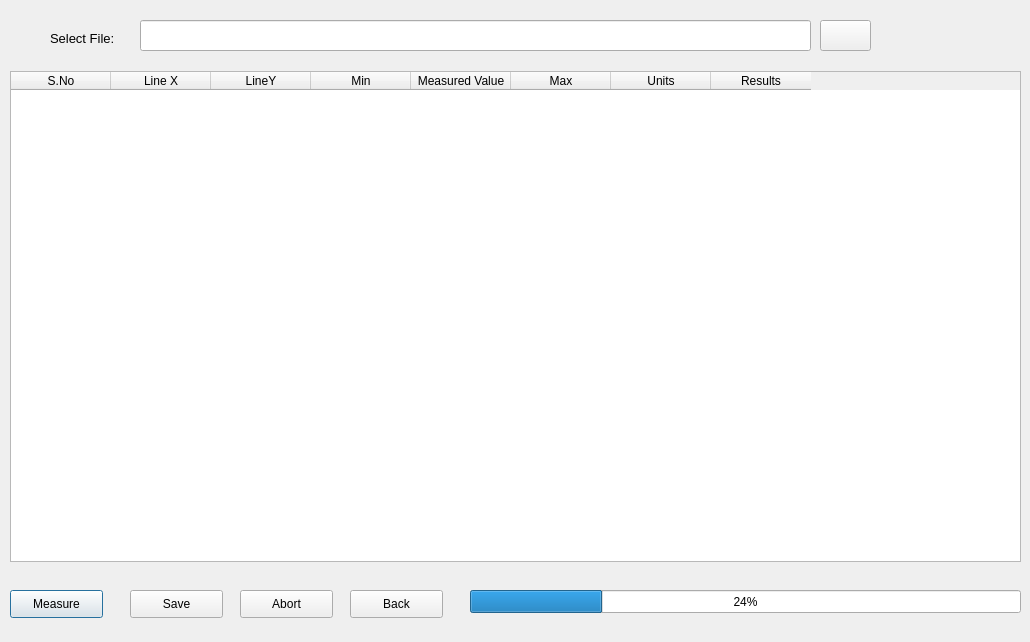
Above: Browse_Test.ui from BhaskarBurugu/Cable_Harness_Tester before the change. Below: the same form after it.
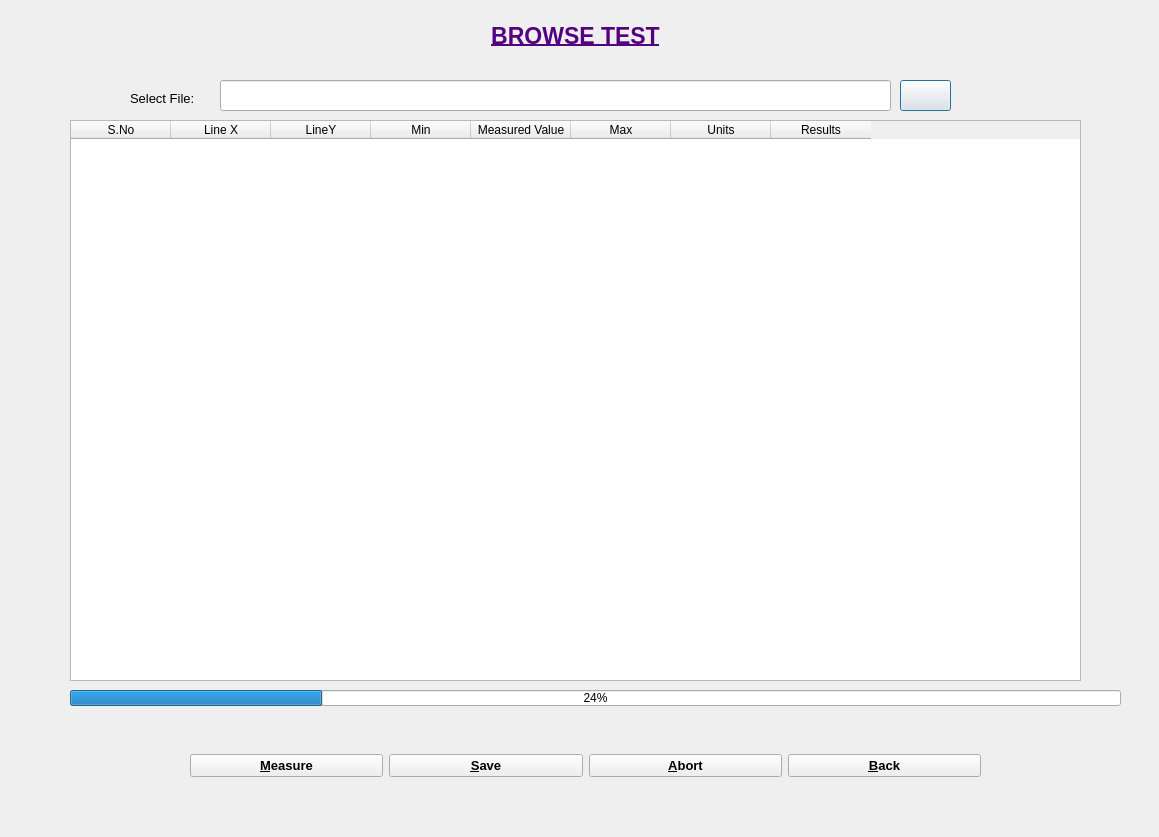
That is the form after the change. Icons and pictures are not drawn.

Commit message: Pin to Pin Self test with loopback

```diff
--- a/Browse_Test.ui
+++ b/Browse_Test.ui
@@ -6,8 +6,8 @@
    <rect>
     <x>0</x>
     <y>0</y>
-    <width>1030</width>
-    <height>642</height>
+    <width>1159</width>
+    <height>837</height>
    </rect>
   </property>
   <property name="windowTitle">
@@ -16,10 +16,10 @@
   <widget class="QTableWidget" name="tableWidget">
    <property name="geometry">
     <rect>
-     <x>10</x>
-     <y>71</y>
+     <x>70</x>
+     <y>120</y>
      <width>1011</width>
-     <height>491</height>
+     <height>561</height>
     </rect>
    </property>
    <column>
@@ -63,65 +63,13 @@
     </property>
    </column>
   </widget>
-  <widget class="QPushButton" name="pushButton_Measure">
-   <property name="geometry">
-    <rect>
-     <x>10</x>
-     <y>590</y>
-     <width>93</width>
-     <height>28</height>
-    </rect>
-   </property>
-   <property name="text">
-    <string>Measure</string>
-   </property>
-  </widget>
-  <widget class="QPushButton" name="pushButton_Save">
-   <property name="geometry">
-    <rect>
-     <x>130</x>
-     <y>590</y>
-     <width>93</width>
-     <height>28</height>
-    </rect>
-   </property>
-   <property name="text">
-    <string>Save</string>
-   </property>
-  </widget>
-  <widget class="QPushButton" name="pushButton_Abort">
-   <property name="geometry">
-    <rect>
-     <x>240</x>
-     <y>590</y>
-     <width>93</width>
-     <height>28</height>
-    </rect>
-   </property>
-   <property name="text">
-    <string>Abort</string>
-   </property>
-  </widget>
-  <widget class="QPushButton" name="pushButton_Back">
-   <property name="geometry">
-    <rect>
-     <x>350</x>
-     <y>590</y>
-     <width>93</width>
-     <height>28</height>
-    </rect>
-   </property>
-   <property name="text">
-    <string>Back</string>
-   </property>
-  </widget>
   <widget class="QProgressBar" name="progressBar">
    <property name="geometry">
     <rect>
-     <x>470</x>
-     <y>590</y>
-     <width>551</width>
-     <height>23</height>
+     <x>70</x>
+     <y>690</y>
+     <width>1051</width>
+     <height>16</height>
     </rect>
    </property>
    <property name="value">
@@ -131,8 +79,8 @@
   <widget class="QLabel" name="label_SFP">
    <property name="geometry">
     <rect>
-     <x>50</x>
-     <y>30</y>
+     <x>130</x>
+     <y>90</y>
      <width>111</width>
      <height>16</height>
     </rect>
@@ -149,8 +97,8 @@
   <widget class="QLineEdit" name="lineEdit">
    <property name="geometry">
     <rect>
-     <x>140</x>
-     <y>20</y>
+     <x>220</x>
+     <y>80</y>
      <width>671</width>
      <height>31</height>
     </rect>
@@ -162,8 +110,8 @@
   <widget class="QPushButton" name="pushButton_Browse">
    <property name="geometry">
     <rect>
-     <x>820</x>
-     <y>20</y>
+     <x>900</x>
+     <y>80</y>
      <width>51</width>
      <height>31</height>
     </rect>
@@ -185,6 +133,110 @@
     <bool>false</bool>
    </property>
   </widget>
+  <widget class="QWidget" name="horizontalLayoutWidget">
+   <property name="geometry">
+    <rect>
+     <x>70</x>
+     <y>10</y>
+     <width>1011</width>
+     <height>51</height>
+    </rect>
+   </property>
+   <layout class="QHBoxLayout" name="horizontalLayout">
+    <item>
+     <widget class="QLabel" name="label">
+      <property name="font">
+       <font>
+        <pointsize>17</pointsize>
+        <weight>75</weight>
+        <bold>true</bold>
+        <underline>true</underline>
+       </font>
+      </property>
+      <property name="layoutDirection">
+       <enum>Qt::RightToLeft</enum>
+      </property>
+      <property name="styleSheet">
+       <string notr="true">color: rgb(85, 0, 127);</string>
+      </property>
+      <property name="text">
+       <string>BROWSE TEST</string>
+      </property>
+      <property name="alignment">
+       <set>Qt::AlignCenter</set>
+      </property>
+     </widget>
+    </item>
+   </layout>
+  </widget>
+  <widget class="QWidget" name="horizontalLayoutWidget_2">
+   <property name="geometry">
+    <rect>
+     <x>190</x>
+     <y>740</y>
+     <width>791</width>
+     <height>51</height>
+    </rect>
+   </property>
+   <layout class="QHBoxLayout" name="horizontalLayout_2">
+    <item>
+     <widget class="QPushButton" name="pushButton_Measure">
+      <property name="font">
+       <font>
+        <pointsize>10</pointsize>
+        <weight>75</weight>
+        <bold>true</bold>
+       </font>
+      </property>
+      <property name="text">
+       <string>&amp;Measure</string>
+      </property>
+     </widget>
+    </item>
+    <item>
+     <widget class="QPushButton" name="pushButton_Save">
+      <property name="font">
+       <font>
+        <pointsize>10</pointsize>
+        <weight>75</weight>
+        <bold>true</bold>
+       </font>
+      </property>
+      <property name="text">
+       <string>&amp;Save</string>
+      </property>
+     </widget>
+    </item>
+    <item>
+     <widget class="QPushButton" name="pushButton_Abort">
+      <property name="font">
+       <font>
+        <pointsize>10</pointsize>
+        <weight>75</weight>
+        <bold>true</bold>
+       </font>
+      </property>
+      <property name="text">
+       <string>&amp;Abort</string>
+      </property>
+     </widget>
+    </item>
+    <item>
+     <widget class="QPushButton" name="pushButton_Back">
+      <property name="font">
+       <font>
+        <pointsize>10</pointsize>
+        <weight>75</weight>
+        <bold>true</bold>
+       </font>
+      </property>
+      <property name="text">
+       <string>&amp;Back</string>
+      </property>
+     </widget>
+    </item>
+   </layout>
+  </widget>
  </widget>
  <resources/>
  <connections/>
```
The commit also changes 9 other files.
